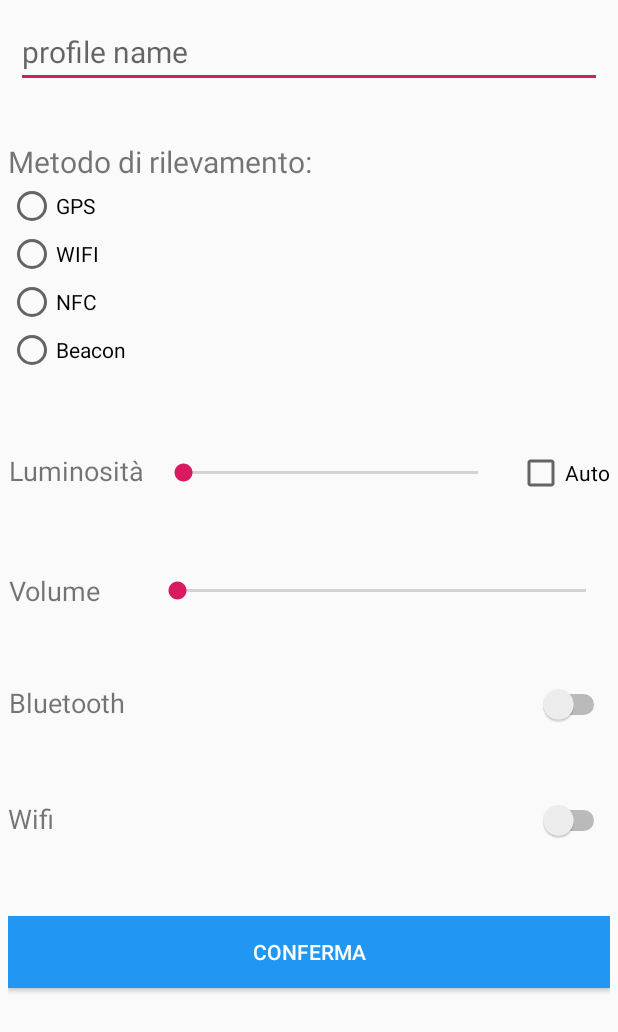
After one commit to nbarresi/AndroidAdvanced201819, an Android app: the DetailActivity screen opened directly, with no data from a screen before it, on a phone screen of 412 x 824 dp. The commit adds this screen. Shown: the top 1032 px of the screen. Run offline under Robolectric (Android 15) with nearby library versions, the phone set to English and light mode, and no system bars.

Commit message:
created activity and layout

```diff
--- /dev/null
+++ b/app/src/main/java/org/its/Activity/DetailActivity.java
@@ -0,0 +1,41 @@
+package org.its.Activity;
+
+import android.app.Activity;
+import android.os.Bundle;
+import android.view.View;
+import android.widget.Button;
+import android.widget.EditText;
+import android.widget.RadioGroup;
+import android.widget.SeekBar;
+import android.widget.Switch;
+
+import com.example.androidadvanced201819.R;
+
+
+public class DetailActivity extends Activity {
+
+
+
+    @Override
+    protected void onCreate(Bundle saBundle) {
+        super.onCreate(saBundle);
+        setContentView(R.layout.detail_layout);
+
+        RadioGroup radioGroup = findViewById(R.id.radioGroup);
+        EditText name = (EditText) findViewById(R.id.editProfileName);
+        SeekBar luminosita = findViewById(R.id.detailLuminosita);
+        SeekBar volume = findViewById(R.id.detailVolume);
+        Switch bluetooth = findViewById(R.id.detailBluetooth);
+        Switch  wifi = findViewById(R.id.detailWifi);
+
+        Button save = findViewById(R.id.saveProfile);
+        save.setOnClickListener(new View.OnClickListener() {
+            @Override
+            public void onClick(View v) {
+
+            }
+        });
+
+    }
+
+}
--- a/app/src/main/java/org/its/Activity/LoginActivity.java
+++ b/app/src/main/java/org/its/Activity/LoginActivity.java
@@ -2,6 +2,7 @@ package org.its.Activity;
 
 
 import android.annotation.SuppressLint;
+import android.content.Intent;
 import android.os.Bundle;
 import android.support.v7.app.AppCompatActivity;
 import android.view.View;
@@ -11,7 +12,6 @@ import android.widget.ImageView;
 import android.widget.TextView;
 
 import com.example.androidadvanced201819.R;
-
 import org.its.login.entity.Login;
 import org.its.login.entity.LoginResponse;
 import org.its.login.interfaces.LoginService;
@@ -59,6 +59,8 @@ public class LoginActivity extends AppCompatActivity {
                         if (result.getStatusCode() == 200) {
                             image.setBackground(getResources().getDrawable(R.drawable.succes));
                             error.setVisibility(TextView.INVISIBLE);
+                            Intent intent = new Intent(LoginActivity.this, ListActivity.class);
+                            startActivity(intent);
                         } else {
                             image.setBackground(getResources().getDrawable(R.drawable.error));
                             error.setVisibility(TextView.VISIBLE);
@@ -74,5 +76,4 @@ public class LoginActivity extends AppCompatActivity {
             }
         });
     }
-
 }
--- /dev/null
+++ b/app/src/main/res/layout/detail_layout.xml
@@ -0,0 +1,161 @@
+<?xml version="1.0" encoding="utf-8"?>
+<LinearLayout xmlns:android="http://schemas.android.com/apk/res/android"
+    android:orientation="vertical" android:layout_width="match_parent"
+    android:layout_height="match_parent" android:layout_margin="5dp">
+
+    <EditText
+        android:layout_width="match_parent"
+        android:layout_height="wrap_content"
+        android:id="@+id/editProfileName"
+        android:textSize="20dp"
+        android:hint="profile name"
+        android:layout_margin="5dp" />
+    <TextView
+        android:layout_width="match_parent"
+        android:layout_height="wrap_content"
+        android:text="@string/detailRadio"
+        android:layout_marginTop="30dp"
+        android:textSize="20dp"/>
+
+    <RadioGroup
+        android:id="@+id/radioGroup"
+        android:layout_width="match_parent"
+        android:layout_height="wrap_content">
+        <RadioButton
+            android:id="@+id/detailGPS"
+            android:layout_width="match_parent"
+            android:layout_height="wrap_content"
+            android:text="@string/detailGPS"
+            />
+        <RadioButton
+            android:id="@+id/detailWIFI"
+            android:layout_width="match_parent"
+            android:layout_height="wrap_content"
+            android:text="@string/detailWIFI"
+            />
+        <RadioButton
+            android:id="@+id/detailNFC"
+            android:layout_width="match_parent"
+            android:layout_height="wrap_content"
+            android:text="@string/detailNFC"
+            />
+        <RadioButton
+            android:id="@+id/detailBeacon"
+            android:layout_width="match_parent"
+            android:layout_height="wrap_content"
+            android:text="@string/detailBEACON"
+            />
+    </RadioGroup>
+
+    <LinearLayout
+        android:layout_width="match_parent"
+        android:layout_height="wrap_content"
+        android:orientation="horizontal"
+        android:layout_marginTop="50dp">
+
+        <TextView
+            android:layout_width="wrap_content"
+            android:layout_height="wrap_content"
+            android:text="@string/luminosita"
+            android:layout_weight="0"
+            android:layout_marginRight="10dp"
+            android:textSize="18dp"
+            android:gravity="center"/>
+
+        <SeekBar
+            android:id="@+id/detailLuminosita"
+            android:layout_gravity="center"
+            android:layout_width="match_parent"
+            android:layout_height="wrap_content"
+            android:layout_weight="1" />
+
+        <CheckBox
+            android:layout_width="wrap_content"
+            android:layout_height="wrap_content"
+            android:layout_weight="0"
+            android:layout_marginLeft="10dp"
+            android:text="@string/auto"/>
+
+    </LinearLayout>
+
+    <LinearLayout
+        android:layout_width="match_parent"
+        android:layout_height="wrap_content"
+        android:orientation="horizontal"
+        android:layout_marginTop="50dp">
+
+        <TextView
+            android:layout_width="wrap_content"
+            android:layout_height="wrap_content"
+            android:text="@string/volume"
+            android:textSize="18dp"
+            android:layout_weight="0"
+            android:layout_marginRight="35dp"
+            android:gravity="center"/>
+
+        <SeekBar
+            android:id="@+id/detailVolume"
+            android:layout_gravity="center"
+            android:layout_width="match_parent"
+            android:layout_height="wrap_content"
+            android:layout_weight="1" />
+
+    </LinearLayout>
+
+    <LinearLayout
+        android:layout_width="match_parent"
+        android:layout_height="wrap_content"
+        android:layout_marginTop="50dp">
+
+        <TextView
+            android:layout_width="wrap_content"
+            android:layout_height="wrap_content"
+            android:text="@string/bluetooth"
+            android:textSize="18dp"
+            android:layout_weight="0"
+            android:layout_marginRight="35dp"
+            android:gravity="center"/>
+
+        <Switch
+            android:id="@+id/detailBluetooth"
+            android:layout_width="wrap_content"
+            android:layout_height="wrap_content"
+            android:layout_gravity="right"
+            android:layout_weight="1"/>
+
+    </LinearLayout>
+
+    <LinearLayout
+        android:layout_width="match_parent"
+        android:layout_height="wrap_content"
+        android:layout_marginTop="50dp">
+
+        <TextView
+            android:layout_width="wrap_content"
+            android:layout_height="wrap_content"
+            android:text="@string/wifi"
+            android:textSize="18dp"
+            android:layout_weight="0"
+            android:layout_marginRight="35dp"
+            android:gravity="center"/>
+
+        <Switch
+            android:id="@+id/detailWifi"
+            android:layout_width="wrap_content"
+            android:layout_height="wrap_content"
+            android:layout_gravity="right"
+            android:layout_weight="1"/>
+
+    </LinearLayout>
+
+    <Button
+        android:id="@+id/saveProfile"
+        android:layout_marginTop="50dp"
+        android:layout_width="match_parent"
+        android:layout_height="wrap_content"
+        android:layout_weight="0"
+        android:background="@color/lightBLue"
+        android:text="@string/confermaDetail"
+        android:textColor="@color/white" />
+
+</LinearLayout>
--- a/app/src/main/res/values/strings.xml
+++ b/app/src/main/res/values/strings.xml
@@ -1,3 +1,15 @@
 <resources>
     <string name="app_name">AndroidAdvanced201819</string>
+    <string name="login">login</string>
+    <string name="detailRadio">Metodo di rilevamento:</string>
+    <string name="detailGPS">GPS</string>
+    <string name="detailWIFI">WIFI</string>
+    <string name="detailNFC">NFC</string>
+    <string name="detailBEACON">Beacon</string>
+    <string name="luminosita">Luminosità</string>
+    <string name="auto">Auto</string>
+    <string name="volume">Volume</string>
+    <string name="bluetooth">Bluetooth</string>
+    <string name="wifi">Wifi</string>
+    <string name="confermaDetail">Conferma</string>
 </resources>
```
Also changed, not shown: app/src/main/AndroidManifest.xml (+8 -1 lines), app/src/main/java/org/its/Activity/ListActivity.java (added, +60 -0 lines), app/src/main/java/org/its/UI/CustomArrayAdapter.java (added, +45 -0 lines), app/src/main/java/org/its/db/entities/Profilo.java (+8 -0 lines), app/src/main/res/layout/item_layout.xml (added, +15 -0 lines), app/src/main/res/layout/list.xml (added, +26 -0 lines).
